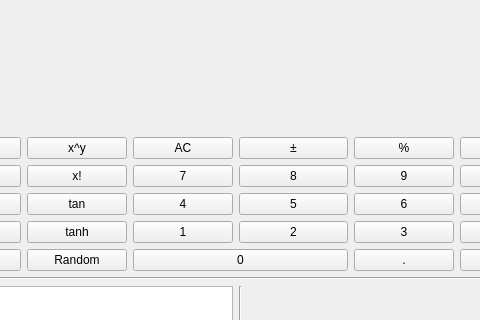
Before: the Qt Designer form Work.ui in erinaAV/YandexLyceum_project, drawn with Qt 5; both pictures show x 311 to 791 and y 0 to 320 of the 908 by 708 pixel window.
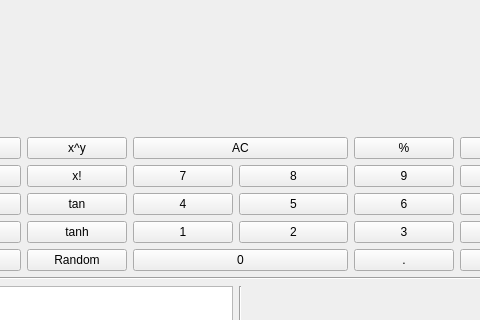
After: the same form once the commit is applied. Custom widgets are drawn as their Qt base class.

Commit message: Исправлены ошибки при работе функций percent, pi, Random и e

Patch:
```diff
--- a/Work.ui
+++ b/Work.ui
@@ -373,13 +373,6 @@
     <item row="8" column="0" rowspan="7" colspan="5">
      <widget class="PlotWidget" name="widget"/>
     </item>
-    <item row="1" column="5" colspan="2">
-     <widget class="QPushButton" name="pushButton_plus_minus">
-      <property name="text">
-       <string>±</string>
-      </property>
-     </widget>
-    </item>
     <item row="2" column="5" colspan="2">
      <widget class="QPushButton" name="pushButton_8">
       <property name="toolTip">
@@ -407,16 +400,6 @@
       </property>
      </widget>
     </item>
-    <item row="1" column="4">
-     <widget class="QPushButton" name="pushButton_AC">
-      <property name="toolTip">
-       <string>&lt;html&gt;&lt;head/&gt;&lt;body&gt;&lt;p align=&quot;center&quot;&gt;&lt;span style=&quot; font-size:36pt;&quot;&gt;:&lt;/span&gt;&lt;/p&gt;&lt;/body&gt;&lt;/html&gt;</string>
-      </property>
-      <property name="text">
-       <string>AC</string>
-      </property>
-     </widget>
-    </item>
     <item row="6" column="8">
      <widget class="QPushButton" name="pushButton_equally">
       <property name="text">
@@ -566,6 +549,16 @@
       </property>
      </widget>
     </item>
+    <item row="1" column="4" colspan="3">
+     <widget class="QPushButton" name="pushButton_AC">
+      <property name="toolTip">
+       <string>&lt;html&gt;&lt;head/&gt;&lt;body&gt;&lt;p align=&quot;center&quot;&gt;&lt;span style=&quot; font-size:36pt;&quot;&gt;:&lt;/span&gt;&lt;/p&gt;&lt;/body&gt;&lt;/html&gt;</string>
+      </property>
+      <property name="text">
+       <string>AC</string>
+      </property>
+     </widget>
+    </item>
    </layout>
   </widget>
  </widget>
```
Left out of the diff: 3 changed lines with no effect on the pictures. The commit also changes 1 other file.
